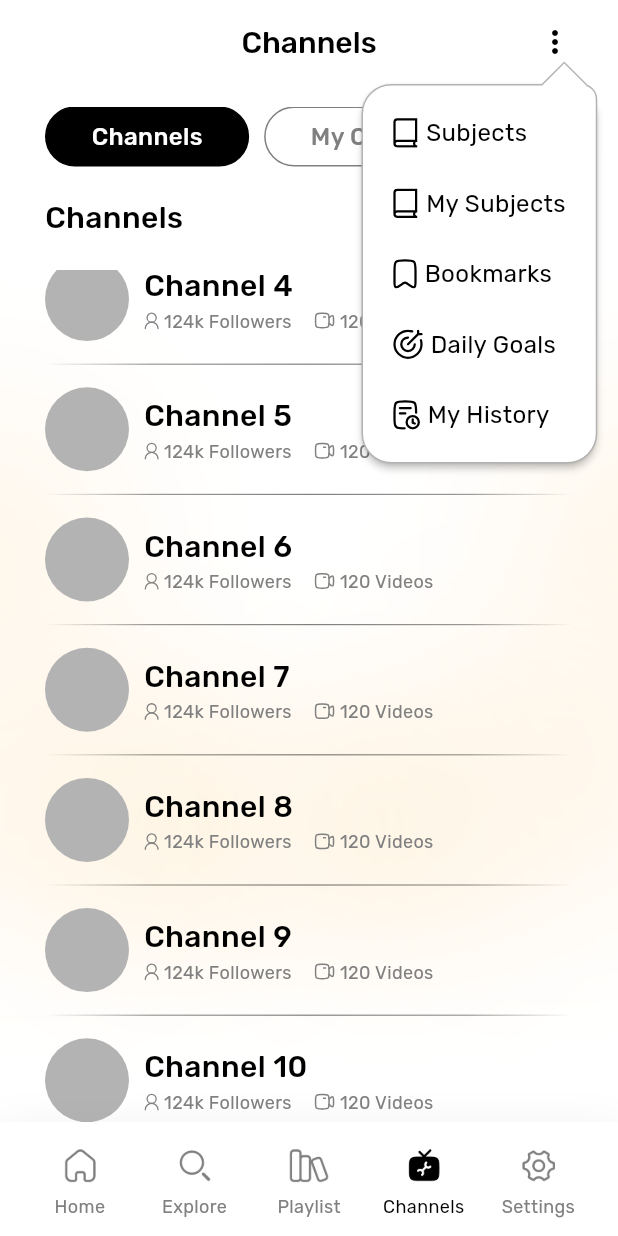
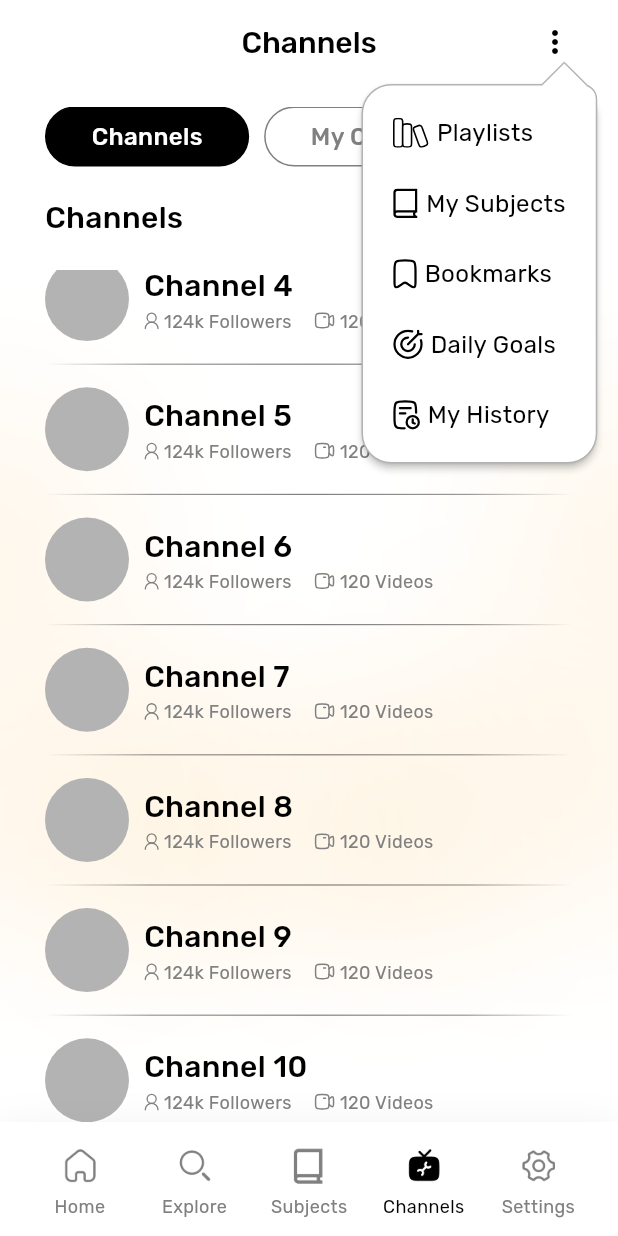
Before and after one commit to ektapadaliya/flutter_focustube, a Flutter app: the ChannelsVC screen opened by its route, scrolled down 269 dp, after a tap on the "more vert" icon, on a phone screen of 412 x 824 dp. Run offline on Flutter 3.47's test engine with Material 3 defaults, Android fonts, the phone set to English and light mode, and no system bars; our stand-ins replace auto_size_text, cached_network_image, dotted_border, flutter_image_compress, flutter_slidable, flutter_svg and 5 more.

Commit message:
update search switch to dropdown and replace subject and playlist page
update search switch to dropdown and replace subject and playlist page

```diff
--- a/lib/const/app_image.dart
+++ b/lib/const/app_image.dart
@@ -33,13 +33,16 @@ class AppImage {
   //Non Selected Icon
   static const home = "assets/nav_icons/home.png";
   static const search = "assets/nav_icons/search.png";
-  static const playlist = "assets/nav_icons/playlist.png";
+  //static const playlist = "assets/nav_icons/playlist.png";
+  static const subject = "assets/nav_icons/subject.png";
+
   static const channels = "assets/nav_icons/channels.png";
   static const settings = "assets/nav_icons/settings.png";
   //Selected Icon
   static const homeSelected = "assets/nav_icons/home_selected.png";
   static const searchSelected = "assets/nav_icons/search_selected.png";
-  static const playlistSelected = "assets/nav_icons/playlist_selected.png";
+  static const subjectSelected = "assets/nav_icons/subject_selected.png";
+  //static const playlistSelected = "assets/nav_icons/playlist_selected.png";
   static const channelsSelected = "assets/nav_icons/channels_selected.png";
   static const settingsSelected = "assets/nav_icons/settings_selected.png";
 
@@ -96,6 +99,8 @@ class AppImage {
   static const playListIcon = "assets/icons/playlist.svg";
   static const calendarIcon = "assets/icons/calendar.svg";
   static const userIntrestIcon = "assets/icons/user_intrest.svg";
+  static const userPlaylistIcon = "assets/icons/user_playlist.svg";
+
   static const notificationIcon = "assets/icons/notification.svg";
   static const bookmarkFillIcon = "assets/icons/bookmark_fill.svg";
   static const privacyPolicyIcon = "assets/icons/privacy_policy.svg";
--- a/lib/go_route_navigation.dart
+++ b/lib/go_route_navigation.dart
@@ -181,7 +181,7 @@ final AppNavigationModel chooseYourInteres = AppNavigationModel(
   path: ChooseYourInterestVC.id,
   builder: (context, state) => ChooseYourInterestVC(),
 );
-final AppNavigationModel editYourInteres = AppNavigationModel(
+final AppNavigationModel editYourInterest = AppNavigationModel(
   label: "Edit Your Interest",
   path: ChooseYourInterestVC.editId,
   builder: (context, state) => ChooseYourInterestVC(isFromEdit: true),
@@ -332,10 +332,11 @@ final GoRouter router = GoRouter(
       resetPassword,
       content,
       chooseYourInteres,
-      editYourInteres,
+      editYourInterest,
       dailyLimit,
       videos,
-      subjects,
+      playlists,
+      // subjects,
       mySubjects,
       subjectsDetail,
       videoDetail,
@@ -359,7 +360,7 @@ final GoRouter router = GoRouter(
       branches: [
         home,
         search,
-        playlists,
+        subjects,
         channels,
         settings,
       ].map((e) => StatefulShellBranch(routes: [e.toGoRoute()])).toList(),
--- a/lib/view/home/channels_vc.dart
+++ b/lib/view/home/channels_vc.dart
@@ -1,8 +1,10 @@
 import 'package:flutter/material.dart';
 import 'package:focus_tube_flutter/const/app_color.dart';
 import 'package:focus_tube_flutter/const/app_text_style.dart';
-import 'package:focus_tube_flutter/go_route_navigation.dart';
 import 'package:focus_tube_flutter/widget/channel_widgets.dart';
+
+import '../../const/app_image.dart';
+import '../../widget/app_text_form_field.dart';
 
 class ChannelsVC extends StatefulWidget {
   static const id = "/channels";
@@ -15,6 +17,14 @@ class ChannelsVC extends StatefulWidget {
 class _ChannelsVCState extends State<ChannelsVC> {
   String? selectValue;
   int selectedIndex = 0;
+
+  //List<GlobalKey> itemKeys = [];
+  @override
+  void initState() {
+    //itemKeys = List.generate(5, (index) => GlobalKey());
+    super.initState();
+  }
+
   @override
   Widget build(BuildContext context) {
     return Padding(
@@ -31,8 +41,35 @@ class _ChannelsVCState extends State<ChannelsVC> {
               itemCount: 5,
             ),
           ),
-          SizedBox(height: 20),
-          Text(_channelsType(selectedIndex), style: AppTextStyle.title20()),
+          if (selectedIndex == 4)
+            Padding(
+              padding: const EdgeInsets.only(top: 15, bottom: 10),
+              child: AutoCompleteField(
+                radius: 6,
+                hintText: "Search here...",
+                suggestions: [
+                  "Channels 1",
+                  "Channels 2",
+                  "Channels 3",
+                  "Channels 4",
+                  "Channels 5",
+                ],
+                onValueSelect: (value) {
+                  selectValue = value;
+
+                  setState(() {});
+                },
+                hintTextColor: AppColor.gray,
+                prefixIcon: Image.asset(AppImage.search, height: 35),
+                suffixIcon: selectValue == null
+                    ? null
+                    : Icon(Icons.close, size: 22, color: AppColor.gray),
+              ),
+            )
+          else
+            SizedBox(height: 20),
+
+          Text(_channelsResults(selectedIndex), style: AppTextStyle.title20()),
           SizedBox(height: 20),
           Expanded(
             child: ListView.separated(
@@ -53,14 +90,17 @@ class _ChannelsVCState extends State<ChannelsVC> {
     bool isSelected = selectedIndex == index;
     return InkWell(
       onTap: () {
-        if (index == 4) {
-          selectChannels.go(context);
-        } else {
-          selectedIndex = index;
-          setState(() {});
-        }
+        selectedIndex = index;
+        // Scrollable.ensureVisible(
+        //   itemKeys[index].currentContext!,
+        //   duration: const Duration(milliseconds: 300),
+        //   alignment: .5, // 0.0 = left, 1.0 = right, 0.5 = center
+        //   curve: Curves.easeInOut,
+        // );
+        setState(() {});
       },
       child: Container(
+        //key: itemKeys[index],
         height: 40,
         padding: EdgeInsets.symmetric(horizontal: 30),
         decoration: BoxDecoration(
@@ -91,4 +131,15 @@ class _ChannelsVCState extends State<ChannelsVC> {
       _ => "",
     };
   }
+
+  _channelsResults(int index) {
+    return switch (index) {
+      0 => "Channels",
+      1 => "My Channels",
+      2 => "Curated Channels",
+      3 => "Scholar Tube",
+      4 => "Search Results",
+      _ => "",
+    };
+  }
 }
--- a/lib/view/home/home_root.dart
+++ b/lib/view/home/home_root.dart
@@ -22,7 +22,7 @@ class HomeRootState extends State<HomeRoot> {
   void didChangeDependencies() {
     precacheImage(AssetImage(AppImage.home), context);
     precacheImage(AssetImage(AppImage.searchSelected), context);
-    precacheImage(AssetImage(AppImage.playlistSelected), context);
+    precacheImage(AssetImage(AppImage.searchSelected), context);
     precacheImage(AssetImage(AppImage.channelsSelected), context);
     precacheImage(AssetImage(AppImage.searchSelected), context);
     super.didChangeDependencies();
@@ -40,19 +40,19 @@ class HomeRootState extends State<HomeRoot> {
               title: _itemLable(currentIndex),
               automaticallyImplyLeading: false,
               actions: [
-                if (currentIndex == 2)
-                  Padding(
-                    padding: const EdgeInsets.only(right: 10),
-                    child: InkWell(
-                      onTap: () {
-                        showDialog(
-                          context: context,
-                          builder: (context) => AddEditPlaylistVC(),
-                        );
-                      },
-                      child: Icon(Icons.add, size: 25, color: AppColor.primary),
-                    ),
-                  ),
+                // if (currentIndex == 2)
+                //   Padding(
+                //     padding: const EdgeInsets.only(right: 10),
+                //     child: InkWell(
+                //       onTap: () {
+                //         showDialog(
+                //           context: context,
+                //           builder: (context) => AddEditPlaylistVC(),
+                //         );
+                //       },
+                //       child: Icon(Icons.add, size: 25, color: AppColor.primary),
+                //     ),
+                //   ),
                 if ([1, 2, 3].contains(currentIndex))
                   Padding(
                     padding: const EdgeInsets.only(right: 30),
@@ -138,7 +138,7 @@ String _itemLable(int index) {
   return switch (index) {
     0 => "Home",
     1 => "Explore",
-    2 => "Playlist",
+    2 => "Subjects",
     3 => "Channels",
     4 => "Settings",
     _ => "",
@@ -149,7 +149,7 @@ String _itemImage(int index) {
   return switch (index) {
     0 => AppImage.home,
     1 => AppImage.search,
-    2 => AppImage.playlist,
+    2 => AppImage.subject,
     3 => AppImage.channels,
     4 => AppImage.settings,
     _ => "",
@@ -160,7 +160,7 @@ String _selectedItemImage(int index) {
   return switch (index) {
     0 => AppImage.homeSelected,
     1 => AppImage.searchSelected,
-    2 => AppImage.playlistSelected,
+    2 => AppImage.subjectSelected,
     3 => AppImage.channelsSelected,
     4 => AppImage.settingsSelected,
     _ => "",
@@ -173,7 +173,7 @@ class HomePopupMenu extends StatelessWidget {
   @override
   Widget build(BuildContext context) {
     return AppPopupOverlay(
-      items: ["subjects", "my_subjects", "bookmarks", "daily_goals", "history"],
+      items: ["playlist", "my_subjects", "bookmarks", "daily_goals", "history"],
       itemBuilder: (String item) => Row(
         mainAxisSize: MainAxisSize.min,
         children: [
@@ -187,8 +187,8 @@ class HomePopupMenu extends StatelessWidget {
           videos.go(context, extra: popUpLable(item));
         } else if (item == "my_subjects") {
           mySubjects.go(context);
-        } else if (item == "subjects") {
-          subjects.go(context);
+        } else if (item == "playlist") {
+          playlists.go(context);
         } else if (item == "daily_goals") {
           dailyGoal.go(context);
         } else if (item == "history") {
@@ -201,7 +201,7 @@ class HomePopupMenu extends StatelessWidget {
 
   String popUpImages(String value) {
     return switch (value) {
-      "subjects" => AppImage.subjectIcon,
+      "playlist" => AppImage.userPlaylistIcon,
       "my_subjects" => AppImage.subjectIcon,
       "bookmarks" => AppImage.bookmarkIcon,
       "daily_goals" => AppImage.targetIcon,
@@ -212,7 +212,7 @@ class HomePopupMenu extends StatelessWidget {
 
   String popUpLable(String value) {
     return switch (value) {
-      "subjects" => "Subjects",
+      "playlist" => "Playlists",
       "my_subjects" => "My Subjects",
       "bookmarks" => "Bookmarks",
       "daily_goals" => "Daily Goals",
--- a/lib/view/home/settings_vc.dart
+++ b/lib/view/home/settings_vc.dart
@@ -91,7 +91,7 @@ class _SettingsVCState extends State<SettingsVC> {
               label: "Choose My Interests",
               iconSize: 20,
               onTap: () {
-                editYourInteres.go(context);
+                editYourInterest.go(context);
               },
             ),
 
```
Also changed, not shown: lib/view/home/playlist_vc.dart (+28 -1 lines), lib/view/home/search_vc.dart (+42 -16 lines), lib/view/subjects/subject_vc.dart (+11 -6 lines), lib/widget/drop_down_field.dart (added, +100 -0 lines), assets/icons/user_playlist.svg (added), assets/nav_icons/subject.png (added), assets/nav_icons/subject_selected.png (added), 1 other file.
